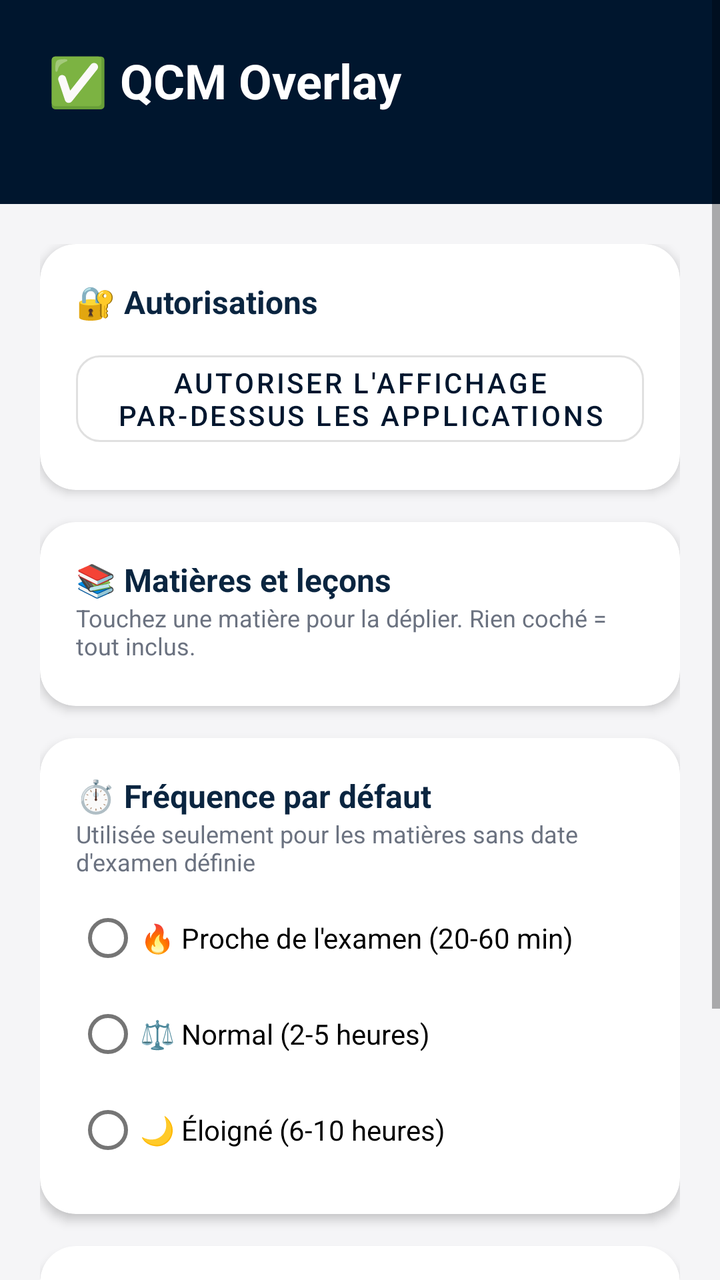
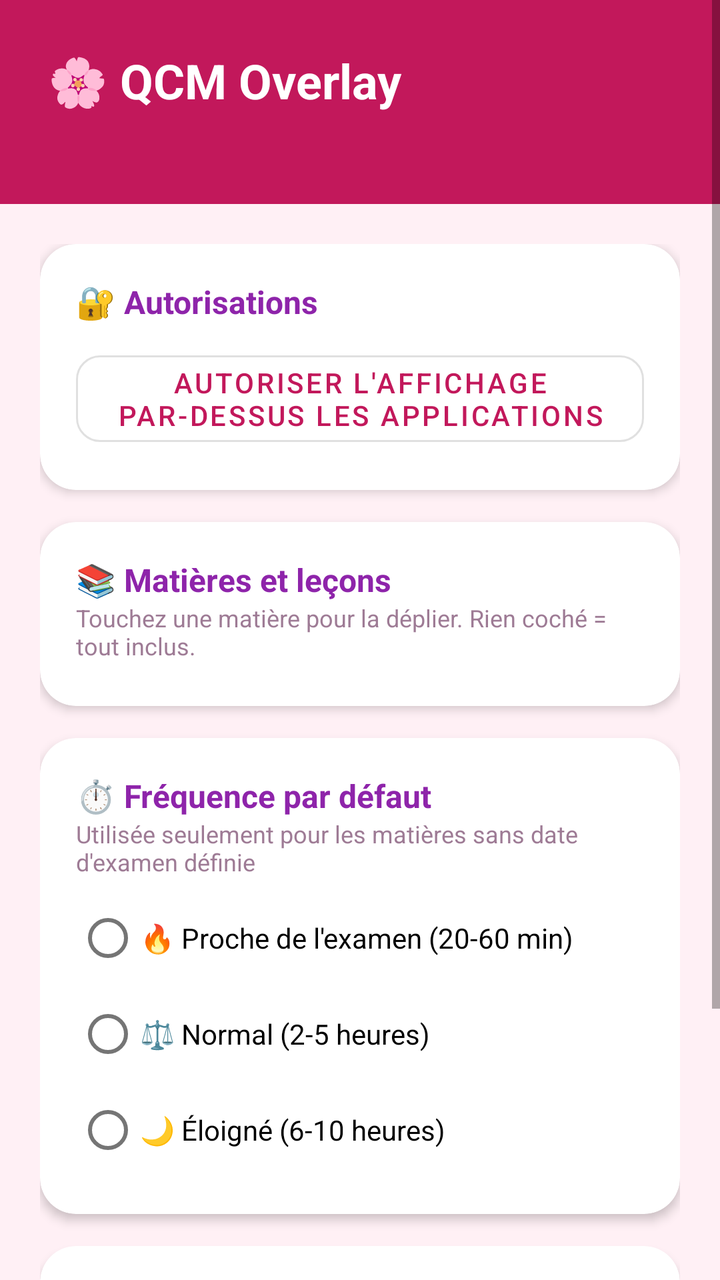

Compare the two renders of this Android layout. The source of the first and the diff that turns it into the second are given below.
<!-- AndroidManifest.xml: application theme Theme.QcmOverlay -->
<!-- res/layout/activity_main.xml -->
<?xml version="1.0" encoding="utf-8"?>
<ScrollView xmlns:android="http://schemas.android.com/apk/res/android"
    xmlns:app="http://schemas.android.com/apk/res-auto"
    android:layout_width="match_parent"
    android:layout_height="match_parent"
    android:background="@color/qcm_bg"
    android:fillViewport="true">

    <LinearLayout
        android:layout_width="match_parent"
        android:layout_height="wrap_content"
        android:orientation="vertical">

        
        <LinearLayout
            android:layout_width="match_parent"
            android:layout_height="wrap_content"
            android:orientation="vertical"
            android:background="@color/qcm_navy"
            android:padding="24dp">

            <TextView
                android:layout_width="wrap_content"
                android:layout_height="wrap_content"
                android:text="✅ QCM Overlay"
                android:textSize="24sp"
                android:textStyle="bold"
                android:textColor="#FFFFFF" />

            <TextView
                android:id="@+id/tvStatus"
                android:layout_width="wrap_content"
                android:layout_height="wrap_content"
                android:textSize="13sp"
                android:textColor="#B8C4D0"
                android:layout_marginTop="4dp" />
        </LinearLayout>

        <LinearLayout
            android:layout_width="match_parent"
            android:layout_height="wrap_content"
            android:orientation="vertical"
            android:padding="20dp">

            
            <com.google.android.material.card.MaterialCardView
                android:layout_width="match_parent"
                android:layout_height="wrap_content"
                app:cardCornerRadius="18dp"
                app:cardElevation="3dp"
                app:cardBackgroundColor="@color/qcm_card"
                android:layout_marginBottom="16dp">

                <LinearLayout
                    android:layout_width="match_parent"
                    android:layout_height="wrap_content"
                    android:orientation="vertical"
                    android:padding="18dp">

                    <TextView
                        android:layout_width="match_parent"
                        android:layout_height="wrap_content"
                        android:text="🔐 Autorisations"
                        android:textStyle="bold"
                        android:textSize="16sp"
                        android:textColor="@color/qcm_navy_light"
                        android:layout_marginBottom="10dp" />

                    <Button
                        android:id="@+id/btnPermission"
                        style="@style/Widget.MaterialComponents.Button.OutlinedButton"
                        android:layout_width="match_parent"
                        android:layout_height="wrap_content"
                        app:cornerRadius="12dp"
                        android:text="@string/grant_overlay_permission" />
                </LinearLayout>
            </com.google.android.material.card.MaterialCardView>

            
            <com.google.android.material.card.MaterialCardView
                android:layout_width="match_parent"
                android:layout_height="wrap_content"
                app:cardCornerRadius="18dp"
                app:cardElevation="3dp"
                app:cardBackgroundColor="@color/qcm_card"
                android:layout_marginBottom="16dp">

                <LinearLayout
                    android:layout_width="match_parent"
                    android:layout_height="wrap_content"
                    android:orientation="vertical"
                    android:padding="18dp">

                    <TextView
                        android:layout_width="match_parent"
                        android:layout_height="wrap_content"
                        android:text="📚 Matières et leçons"
                        android:textStyle="bold"
                        android:textSize="16sp"
                        android:textColor="@color/qcm_navy_light" />

                    <TextView
                        android:layout_width="match_parent"
                        android:layout_height="wrap_content"
                        android:text="Touchez une matière pour la déplier. Rien coché = tout inclus."
                        android:textSize="12sp"
                        android:textColor="@color/qcm_text_secondary"
                        android:layout_marginBottom="4dp" />

                    <LinearLayout
                        android:id="@+id/modulesContainer"
                        android:layout_width="match_parent"
                        android:layout_height="wrap_content"
                        android:orientation="vertical" />
                </LinearLayout>
            </com.google.android.material.card.MaterialCardView>

            
            <com.google.android.material.card.MaterialCardView
                android:layout_width="match_parent"
                android:layout_height="wrap_content"
                app:cardCornerRadius="18dp"
                app:cardElevation="3dp"
                app:cardBackgroundColor="@color/qcm_card"
                android:layout_marginBottom="16dp">

                <LinearLayout
                    android:layout_width="match_parent"
                    android:layout_height="wrap_content"
                    android:orientation="vertical"
                    android:padding="18dp">

                    <TextView
                        android:layout_width="match_parent"
                        android:layout_height="wrap_content"
                        android:text="⏱️ Fréquence par défaut"
                        android:textStyle="bold"
                        android:textSize="16sp"
                        android:textColor="@color/qcm_navy_light" />

                    <TextView
                        android:layout_width="match_parent"
                        android:layout_height="wrap_content"
                        android:text="Utilisée seulement pour les matières sans date d'examen définie"
                        android:textSize="12sp"
                        android:textColor="@color/qcm_text_secondary"
                        android:layout_marginBottom="6dp" />

                    <RadioGroup
                        android:id="@+id/radioIntensity"
                        android:layout_width="match_parent"
                        android:layout_height="wrap_content">

                        <RadioButton
                            android:id="@+id/radioHigh"
                            android:layout_width="match_parent"
                            android:layout_height="wrap_content"
                            android:text="🔥 Proche de l'examen (20-60 min)" />

                        <RadioButton
                            android:id="@+id/radioMedium"
                            android:layout_width="match_parent"
                            android:layout_height="wrap_content"
                            android:text="⚖️ Normal (2-5 heures)" />

                        <RadioButton
                            android:id="@+id/radioLow"
                            android:layout_width="match_parent"
                            android:layout_height="wrap_content"
                            android:text="🌙 Éloigné (6-10 heures)" />
                    </RadioGroup>
                </LinearLayout>
            </com.google.android.material.card.MaterialCardView>

            
            <com.google.android.material.card.MaterialCardView
                android:layout_width="match_parent"
                android:layout_height="wrap_content"
                app:cardCornerRadius="18dp"
                app:cardElevation="3dp"
                app:cardBackgroundColor="@color/qcm_card"
                android:layout_marginBottom="16dp">

                <LinearLayout
                    android:layout_width="match_parent"
                    android:layout_height="wrap_content"
                    android:orientation="vertical"
                    android:padding="18dp">

                    <Button
                        android:id="@+id/btnToggleService"
                        android:layout_width="match_parent"
                        android:layout_height="52dp"
                        android:layout_marginBottom="10dp"
                        app:backgroundTint="@color/qcm_green"
                        app:cornerRadius="14dp"
                        android:textColor="#FFFFFF"
                        android:textStyle="bold"
                        android:text="@string/start_service" />

                    <Button
                        android:id="@+id/btnTestNow"
                        style="@style/Widget.MaterialComponents.Button.OutlinedButton"
                        android:layout_width="match_parent"
                        android:layout_height="wrap_content"
                        app:cornerRadius="14dp"
                        app:strokeColor="@color/qcm_navy"
                        android:textColor="@color/qcm_navy"
                        android:text="@string/test_now" />
                </LinearLayout>
            </com.google.android.material.card.MaterialCardView>

        </LinearLayout>
    </LinearLayout>
</ScrollView>
<!-- resources referenced by this layout -->
<resources>
  <color name="qcm_bg">#F5F5F7</color>
  <color name="qcm_card">#FFFFFF</color>
  <color name="qcm_green">#2ECC71</color>
  <color name="qcm_navy">#00162E</color>
  <color name="qcm_navy_light">#0A2540</color>
  <color name="qcm_text_secondary">#6B7280</color>
  <string name="grant_overlay_permission">Autoriser l\'affichage par-dessus les applications</string>
  <string name="start_service">Démarrer les rappels</string>
  <string name="test_now">Tester maintenant (afficher une question)</string>
  <style name="Theme.QcmOverlay" parent="Theme.MaterialComponents.DayNight.NoActionBar">
          <item name="colorPrimary">@color/qcm_navy</item>
          <item name="colorPrimaryDark">@color/qcm_navy</item>
          <item name="colorSecondary">@color/qcm_green</item>
          <item name="colorAccent">@color/qcm_green</item>
          <item name="android:statusBarColor">@color/qcm_navy</item>
          <item name="android:windowLightStatusBar">false</item>
      </style>
</resources>

<!-- the commit's change to res/layout/activity_main.xml (unified diff, before → after) -->
@@ -22,7 +22,7 @@
             <TextView
                 android:layout_width="wrap_content"
                 android:layout_height="wrap_content"
-                android:text="✅ QCM Overlay"
+                android:text="🌸 QCM Overlay"
                 android:textSize="24sp"
                 android:textStyle="bold"
                 android:textColor="#FFFFFF" />
<!-- resource entries referenced after the edit -->
@@ -1,21 +1,22 @@
 <!-- resources referenced by this layout -->
 <resources>
-  <color name="qcm_bg">#F5F5F7</color>
+  <color name="qcm_bg">#FFF0F5</color>
   <color name="qcm_card">#FFFFFF</color>
-  <color name="qcm_green">#2ECC71</color>
-  <color name="qcm_navy">#00162E</color>
-  <color name="qcm_navy_light">#0A2540</color>
-  <color name="qcm_text_secondary">#6B7280</color>
+  <color name="qcm_green">#EC407A</color>
+  <color name="qcm_navy">#C2185B</color>
+  <color name="qcm_navy_light">#8E24AA</color>
+  <color name="qcm_text_secondary">#9E7B95</color>
   <string name="grant_overlay_permission">Autoriser l\'affichage par-dessus les applications</string>
   <string name="start_service">Démarrer les rappels</string>
   <string name="test_now">Tester maintenant (afficher une question)</string>
   <style name="Theme.QcmOverlay" parent="Theme.MaterialComponents.DayNight.NoActionBar">
           <item name="colorPrimary">@color/qcm_navy</item>
           <item name="colorPrimaryDark">@color/qcm_navy</item>
-          <item name="colorSecondary">@color/qcm_green</item>
-          <item name="colorAccent">@color/qcm_green</item>
+          <item name="colorSecondary">@color/qcm_accent</item>
+          <item name="colorAccent">@color/qcm_accent</item>
           <item name="android:statusBarColor">@color/qcm_navy</item>
           <item name="android:windowLightStatusBar">false</item>
       </style>
+  <color name="qcm_accent">#BA68C8</color>
 </resources>
 
